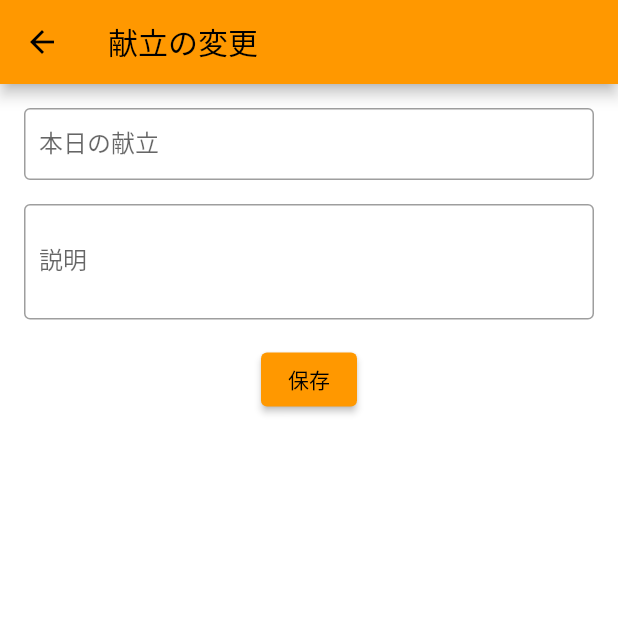
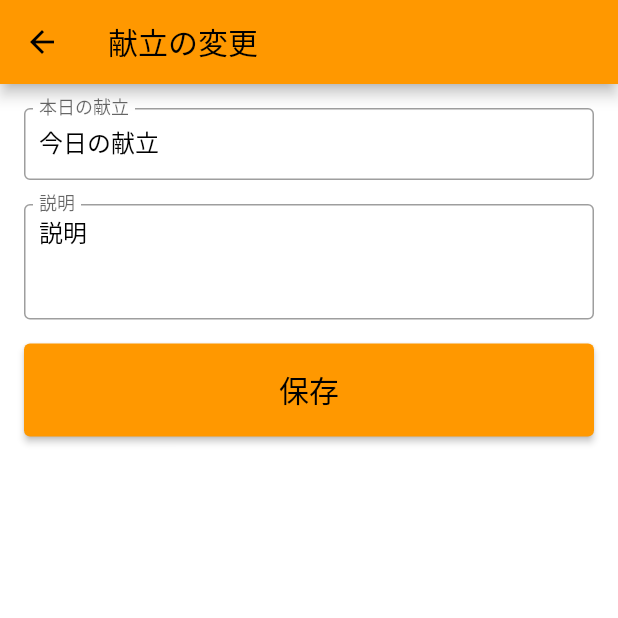
Before and after one commit to shinnkura/simple_lunch, a Flutter app: the screen it shows after launch, after a tap on "今日の献立", on a phone screen of 412 x 824 dp, the top half of it. Run offline on Flutter 3.47's test engine with Material 2 defaults, Android fonts, the phone set to English and light mode, and no system bars; our stand-ins replace cloud_firestore, firebase_core, shared_preferences; accounts and stored records are empty.

Commit message:
編集画面で最初の内容を引き継げるよ西た

```diff
--- a/lib/screens/edit_menu.dart
+++ b/lib/screens/edit_menu.dart
@@ -4,8 +4,14 @@ import '../constants.dart';
 
 class EditMenuScreen extends StatefulWidget {
   final Function(String, String) updateMenu;
+  final String initialMenuTitle;
+  final String initialMenuDescription;
 
-  EditMenuScreen({required this.updateMenu});
+  EditMenuScreen({
+    required this.updateMenu,
+    required this.initialMenuTitle,
+    required this.initialMenuDescription,
+  });
 
   @override
   State<EditMenuScreen> createState() => _EditMenuScreenState();
@@ -15,7 +21,6 @@ class _EditMenuScreenState extends State<EditMenuScreen> {
   final _formKey = GlobalKey<FormState>();
 
   String _menuTitle = '';
-
   String _menuDescription = '';
 
   @override
@@ -38,8 +43,10 @@ class _EditMenuScreenState extends State<EditMenuScreen> {
         child: Form(
           key: _formKey,
           child: Column(
+            crossAxisAlignment: CrossAxisAlignment.stretch,
             children: <Widget>[
               TextFormField(
+                initialValue: widget.initialMenuTitle,
                 decoration: InputDecoration(
                   labelText: '本日の献立',
                   border: OutlineInputBorder(),
@@ -57,6 +64,7 @@ class _EditMenuScreenState extends State<EditMenuScreen> {
               ),
               const SizedBox(height: 16.0),
               TextFormField(
+                initialValue: widget.initialMenuDescription,
                 maxLines: 3,
                 decoration: const InputDecoration(
                   labelText: '説明',
@@ -78,8 +86,15 @@ class _EditMenuScreenState extends State<EditMenuScreen> {
                 },
                 style: ElevatedButton.styleFrom(
                   backgroundColor: kPrimaryColor,
+                  padding: const EdgeInsets.all(16.0),
                 ),
-                child: const Text('保存', style: TextStyle(color: kTextColor)),
+                child: const Text(
+                  '保存',
+                  style: TextStyle(
+                    fontSize: 20,
+                    color: kTextColor,
+                  ),
+                ),
               ),
             ],
           ),
--- a/lib/screens/edit_order.dart
+++ b/lib/screens/edit_order.dart
@@ -7,11 +7,13 @@ import '../constants.dart';
 class EditOrderPage extends StatefulWidget {
   final String name;
   final String initialTime;
+  final String initialComment;
 
   const EditOrderPage({
     Key? key,
     required this.name,
     required this.initialTime,
+    required this.initialComment,
   });
 
   @override
@@ -61,7 +63,8 @@ class _EditOrderPageState extends State<EditOrderPage> {
   void initState() {
     super.initState();
     _nameController = TextEditingController(text: widget.name);
-    _commentController = TextEditingController();
+    // _commentController = TextEditingController();
+    _commentController = TextEditingController(text: widget.initialComment);
     selectedTime = widget.initialTime;
   }
 
```
Also changed, not shown: lib/screens/home.dart (+33 -2 lines).
